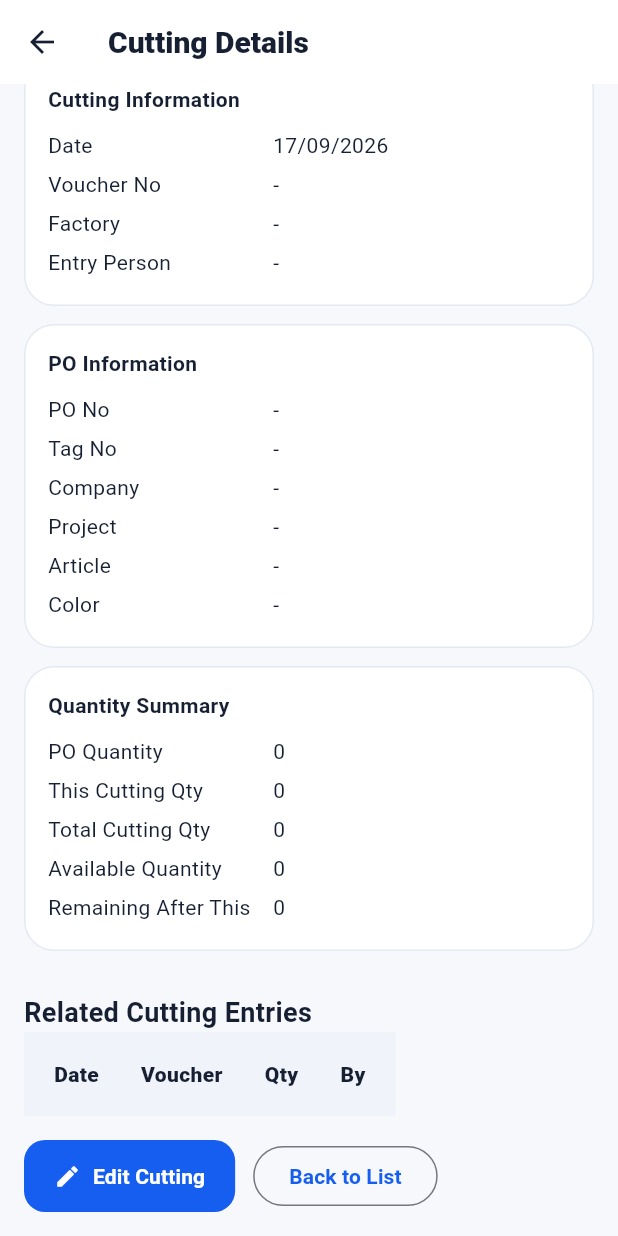
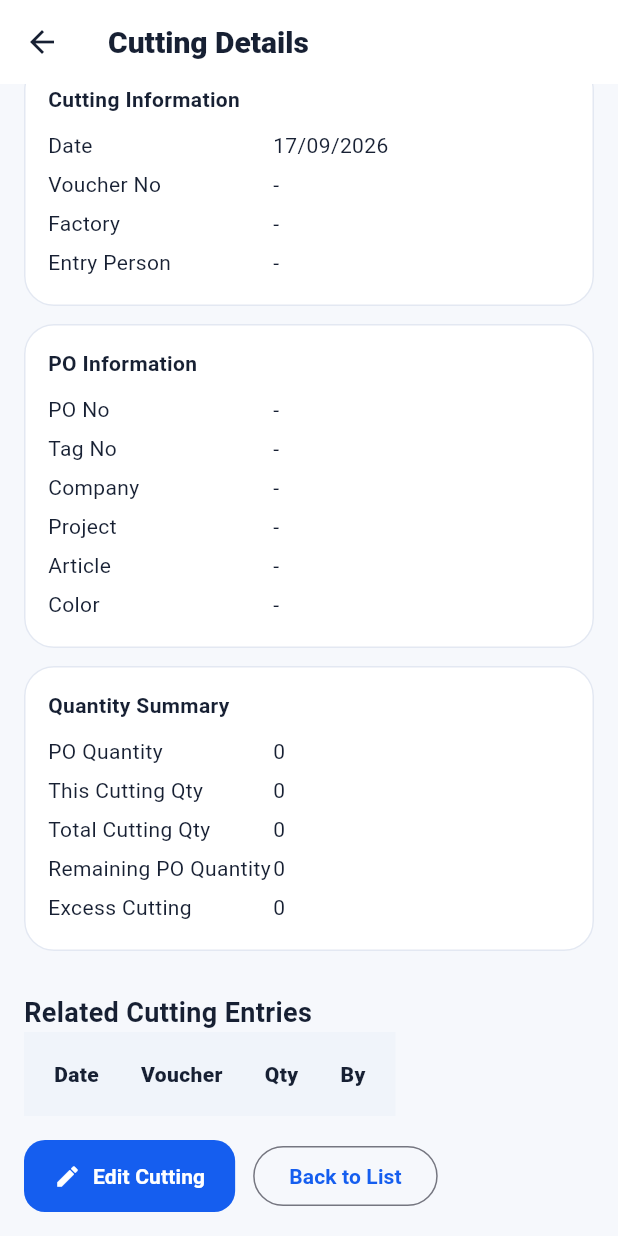
Before and after one commit to MdEnamulHaque007/footwear-erp, a Flutter app: the CuttingDetailScreen screen opened directly with empty values, scrolled down 32 dp, on a phone screen of 412 x 824 dp. Run offline on Flutter 3.47's test engine with Material 3 defaults, Android fonts, the light colour scheme and no system bars; our stand-ins replace cloud_firestore, dartz, equatable, firebase_auth, firebase_core, firebase_storage and 8 more; missing offline and left inert: excel; accounts and stored records are empty.

Commit message:
fix(cutting): enforce soft-limit stage rules

```diff
--- a/lib/core/utils/validators/quantity_validator.dart
+++ b/lib/core/utils/validators/quantity_validator.dart
@@ -10,9 +10,13 @@ class QuantityValidator {
     if (!isValidQuantity(cuttingQuantity)) {
       return 'Quantity must be greater than 0';
     }
-    if (!isWithinLimit(cuttingQuantity, availablePOQuantity)) {
-      return 'Cutting quantity ($cuttingQuantity) exceeds available PO quantity ($availablePOQuantity)';
-    }
+    // Cutting is the only soft-limit stage. It may exceed the remaining PO
+    // balance; callers use [cuttingExcess] to report the over-cut quantity.
     return null;
   }
+
+  static int cuttingExcess(int cuttingQuantity, int availablePOQuantity) {
+    final excess = cuttingQuantity - availablePOQuantity;
+    return excess > 0 ? excess : 0;
+  }
 }
--- a/lib/data/models/cutting/cutting_model.dart
+++ b/lib/data/models/cutting/cutting_model.dart
@@ -83,9 +83,16 @@ class CuttingModel extends CuttingEntity {
     'voucherNo': voucherNo,
     'cuttingDate': Timestamp.fromDate(cuttingDate),
     'poNo': poNo,
+    'tagNo': tagNo,
+    'poTagNo': poTagNo,
+    'company': company,
+    'project': project,
     'article': article,
     'color': color,
+    'poQuantity': poQuantity,
     'cuttingQuantity': cuttingQuantity,
+    // Keep the legacy alias while old reports/imports still read `quantity`.
+    'quantity': cuttingQuantity,
     'factoryName': factoryName,
     'entryPerson': entryPerson,
     'remarks': remarks,
--- a/lib/domain/usecases/cutting/create_cutting_usecase.dart
+++ b/lib/domain/usecases/cutting/create_cutting_usecase.dart
@@ -3,7 +3,9 @@ import '../../entities/cutting_entity.dart';
 import '../../repositories/i_cutting_repository.dart';
 import 'validate_cutting_quantity_usecase.dart';
 
-/// Creates a Cutting entry after validating the available PO quantity.
+/// Creates a Cutting entry after validating that its quantity is positive.
+/// Cutting is a soft-limit stage: exceeding the PO balance is allowed and the
+/// negative balance is retained for excess reporting.
 class CreateCuttingUseCase {
   CreateCuttingUseCase(this._repository, [this._validate]);
   final ICuttingRepository _repository;
--- a/lib/presentation/blocs/cutting/cutting_bloc.dart
+++ b/lib/presentation/blocs/cutting/cutting_bloc.dart
@@ -219,11 +219,12 @@ class CuttingBloc extends Bloc<CuttingEvent, CuttingState> {
         poNo: event.poNo,
         article: event.article,
         color: event.color,
+        excludingId: event.excludingId,
       );
       if (emit.isDone) return;
       emit(
         AvailableQuantityLoaded(
-          (item.poQuantity - cumulative).clamp(0, item.poQuantity).toInt(),
+          item.poQuantity - cumulative,
           item.poQuantity,
         ),
       );
@@ -235,6 +236,7 @@ class CuttingBloc extends Bloc<CuttingEvent, CuttingState> {
         color: event.color,
         poQuantity: event.poQuantity,
         candidateQuantity: event.quantity,
+        excludingId: event.excludingId,
       );
       if (emit.isDone) return;
       result.fold(
--- a/lib/presentation/blocs/cutting/cutting_event.dart
+++ b/lib/presentation/blocs/cutting/cutting_event.dart
@@ -65,10 +65,11 @@ class LoadArticleColors extends CuttingEvent {
 }
 
 class LoadPOQuantity extends CuttingEvent {
-  LoadPOQuantity(this.poNo, this.article, this.color);
+  LoadPOQuantity(this.poNo, this.article, this.color, {this.excludingId});
   final String poNo;
   final String article;
   final String color;
+  final String? excludingId;
 }
 
 class ValidateCutting extends CuttingEvent {
@@ -78,10 +79,12 @@ class ValidateCutting extends CuttingEvent {
     this.color,
     this.poQuantity,
     this.quantity,
+    {this.excludingId},
   );
   final String poNo;
   final String article;
   final String color;
   final int poQuantity;
   final int quantity;
+  final String? excludingId;
 }
--- a/lib/presentation/screens/cutting/cutting_detail_screen.dart
+++ b/lib/presentation/screens/cutting/cutting_detail_screen.dart
@@ -82,7 +82,10 @@ class _CuttingDetailScreenState extends State<CuttingDetailScreen> {
           0,
           (sum, entry) => sum + entry.cuttingQuantity,
         );
-        final available = data.item.poQuantity - total;
+        final remaining = (data.item.poQuantity - total)
+            .clamp(0, data.item.poQuantity)
+            .toInt();
+        final excess = (total - data.item.poQuantity).clamp(0, total).toInt();
         return SingleChildScrollView(
           padding: const EdgeInsets.all(16),
           child: Column(
@@ -106,11 +109,8 @@ class _CuttingDetailScreenState extends State<CuttingDetailScreen> {
                 _row('PO Quantity', '${data.item.poQuantity}'),
                 _row('This Cutting Qty', '${data.item.cuttingQuantity}'),
                 _row('Total Cutting Qty', '$total'),
-                _row('Available Quantity', '$available'),
-                _row(
-                  'Remaining After This',
-                  '${available - data.item.cuttingQuantity}',
-                ),
+                _row('Remaining PO Quantity', '$remaining'),
+                _row('Excess Cutting', '$excess'),
               ]),
               const SizedBox(height: 16),
               const Text(
```
Also changed, not shown: lib/presentation/screens/cutting/cutting_form_screen.dart (+24 -9 lines), lib/presentation/screens/cutting/cutting_list_screen.dart (+4 -3 lines), 1 other file.
